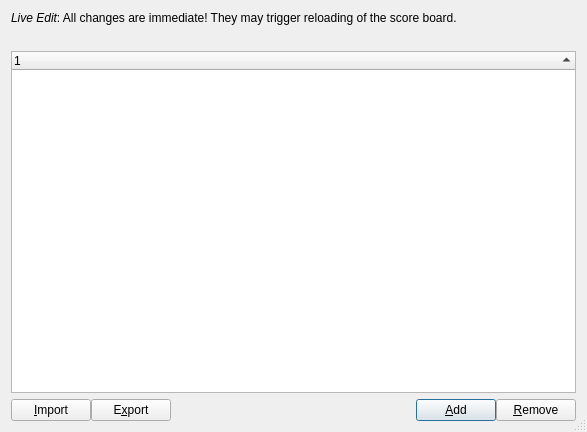
Old version of the form base/FighterManagerDlg.ui in the repository fmuecke/Ipponboard.
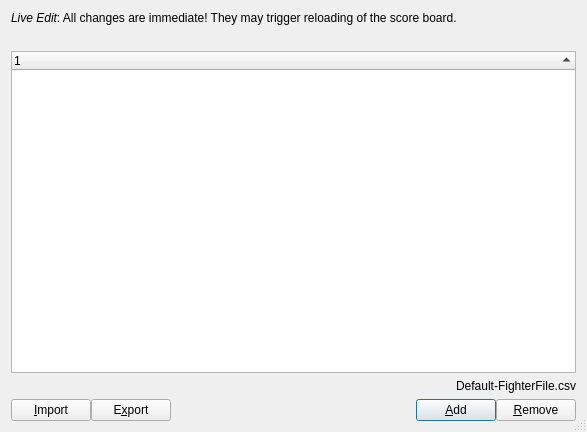
New version of the form. Icons and pictures are not drawn.

Commit message: display default csv file in fighter manager dialog

The edit to the form file:
```diff
--- a/base/FighterManagerDlg.ui
+++ b/base/FighterManagerDlg.ui
@@ -23,7 +23,7 @@
   <property name="modal">
    <bool>true</bool>
   </property>
-  <layout class="QVBoxLayout" name="verticalLayout" stretch="0,0,1,0">
+  <layout class="QVBoxLayout" name="verticalLayout" stretch="0,0,1,0,0">
    <item>
     <widget class="QLabel" name="label">
      <property name="text">
@@ -80,6 +80,16 @@
      </column>
     </widget>
    </item>
+   <item>
+    <widget class="QLabel" name="label_FighterFile">
+     <property name="text">
+      <string>&lt;html&gt;&lt;head/&gt;&lt;body&gt;&lt;p&gt;Default-FighterFile.csv&lt;/p&gt;&lt;/body&gt;&lt;/html&gt;</string>
+     </property>
+     <property name="alignment">
+      <set>Qt::AlignRight|Qt::AlignTrailing|Qt::AlignVCenter</set>
+     </property>
+    </widget>
+   </item>
    <item>
     <layout class="QHBoxLayout" name="horizontalLayout">
      <property name="spacing">
```
The commit also changes 5 other files.
